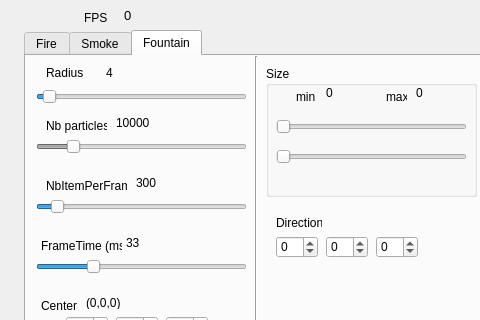
First picture: the form in Core/mainwindow.ui, repository arktic/Particule, before the edit; both pictures show x 556 to 1036 and y 0 to 320 of the 1036 by 630 pixel window.
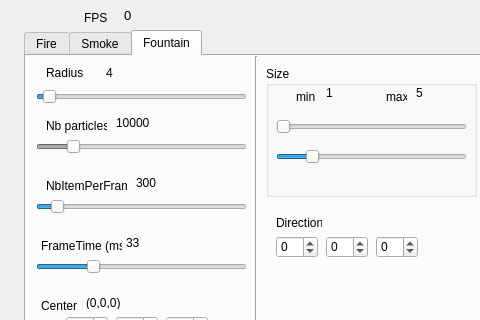
Second picture: the form after the edit. The open tabs and pages were chosen to show the change. Custom widgets are drawn as their Qt base class.

```diff
--- a/Core/mainwindow.ui
+++ b/Core/mainwindow.ui
@@ -1863,7 +1863,7 @@
         </rect>
        </property>
        <property name="text">
-        <string>0</string>
+        <string>5</string>
        </property>
       </widget>
       <widget class="QLabel" name="label_20">
@@ -1889,7 +1889,7 @@
         </rect>
        </property>
        <property name="text">
-        <string>0</string>
+        <string>1</string>
        </property>
       </widget>
       <widget class="QSlider" name="sizeMaxSliderFountain">
@@ -1905,7 +1905,10 @@
         <number>1</number>
        </property>
        <property name="maximum">
-        <number>15</number>
+        <number>25</number>
+       </property>
+       <property name="value">
+        <number>5</number>
        </property>
        <property name="orientation">
         <enum>Qt::Horizontal</enum>
```
Left out of the diff: 8 changed lines with no effect on the pictures.
